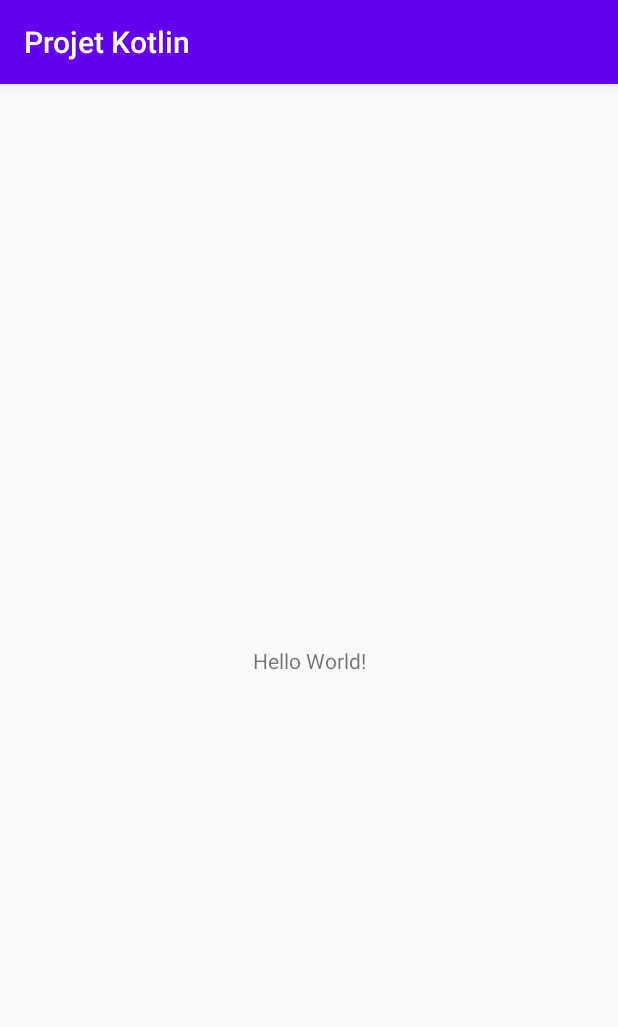
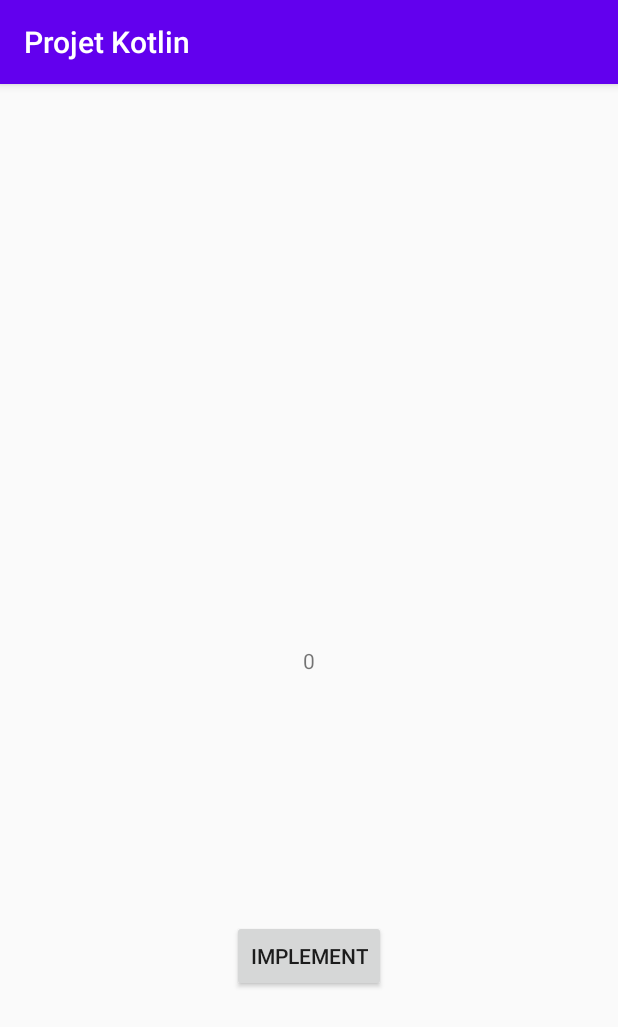
Before and after one commit to karinamsw/Projet_Kotlin, an Android app: the screen it shows after launch (MainActivity), on a phone screen of 412 x 824 dp. Shown: the top 1027 px of the screen. Run offline under Robolectric (Android 15) with nearby library versions, the phone set to English and light mode, and no system bars.

```diff
--- a/app/build.gradle
+++ b/app/build.gradle
@@ -25,6 +25,7 @@ android {
 }
 
 dependencies {
+    def koin_version = '2.2.1'
     implementation fileTree(dir: "libs", include: ["*.jar"])
     implementation "org.jetbrains.kotlin:kotlin-stdlib:$kotlin_version"
     implementation 'androidx.core:core-ktx:1.1.0'
@@ -34,4 +35,8 @@ dependencies {
     androidTestImplementation 'androidx.test.ext:junit:1.1.2'
     androidTestImplementation 'androidx.test.espresso:espresso-core:3.3.0'
 
+    implementation "org.koin:koin-core:$koin_version"
+    implementation "org.koin:koin-android-ext:$koin_version"
+    implementation "org.koin:koin-androidx-ext:$koin_version"
+
 }
--- a/app/src/main/AndroidManifest.xml
+++ b/app/src/main/AndroidManifest.xml
@@ -3,6 +3,7 @@
     package="com.example.projetkotlin">
 
     <application
+        android:name=".injection.NewApplication"
         android:allowBackup="true"
         android:icon="@mipmap/ic_launcher"
         android:label="@string/app_name"
--- a/app/src/main/java/com/example/projetkotlin/MainActivity.kt
+++ b/app/src/main/java/com/example/projetkotlin/MainActivity.kt
@@ -2,10 +2,22 @@ package com.example.projetkotlin
 
 import androidx.appcompat.app.AppCompatActivity
 import android.os.Bundle
+import androidx.lifecycle.Observer
+import kotlinx.android.synthetic.main.activity_main.*
+import org.koin.android.ext.android.inject
 
 class MainActivity : AppCompatActivity() {
+
+    val mainViewModel:MainViewModel by inject()
     override fun onCreate(savedInstanceState: Bundle?) {
         super.onCreate(savedInstanceState)
         setContentView(R.layout.activity_main)
+
+        main_button.setOnClickListener {
+            mainViewModel.onClickedIncrement()
+        }
+        mainViewModel.counter.observe(this, Observer {
+            main_text.text = it.toString()
+        })
     }
 }
--- /dev/null
+++ b/app/src/main/java/com/example/projetkotlin/MainViewModel.kt
@@ -0,0 +1,22 @@
+package com.example.projetkotlin
+
+import androidx.lifecycle.MutableLiveData
+import androidx.lifecycle.ViewModel
+
+class MainViewModel :ViewModel(){
+
+   // val text: MutableLiveData<String> = MutableLiveData()
+    val counter: MutableLiveData<Int> = MutableLiveData()
+
+    init {
+        //text.value = "Texte LiveData"
+        counter.value = 0
+    }
+
+    fun onClickedIncrement(){
+
+        counter.value = (counter.value ?: 0) +1
+
+    }
+
+}
--- /dev/null
+++ b/app/src/main/java/com/example/projetkotlin/injection/ApplicationModule.kt
@@ -0,0 +1,9 @@
+package com.example.projetkotlin.injection
+
+import com.example.projetkotlin.MainViewModel
+import org.koin.dsl.module
+
+val presentationModule = module {
+    factory { MainViewModel() }
+
+}
--- /dev/null
+++ b/app/src/main/java/com/example/projetkotlin/injection/NewApplication.kt
@@ -0,0 +1,19 @@
+package com.example.projetkotlin.injection
+
+import android.app.Application
+import org.koin.android.ext.koin.androidContext
+import org.koin.core.context.startKoin
+
+open class NewApplication : Application(){
+    override fun onCreate(){
+        super.onCreate()
+        // start Koin!
+        startKoin {
+            // Android context
+            androidContext(this@NewApplication)
+            // modules
+            modules(presentationModule)
+        }
+    }
+
+}
--- a/app/src/main/res/layout/activity_main.xml
+++ b/app/src/main/res/layout/activity_main.xml
@@ -7,6 +7,7 @@
     tools:context=".MainActivity">
 
     <TextView
+        android:id="@+id/main_text"
         android:layout_width="wrap_content"
         android:layout_height="wrap_content"
         android:text="Hello World!"
@@ -15,4 +16,14 @@
         app:layout_constraintRight_toRightOf="parent"
         app:layout_constraintTop_toTopOf="parent" />
 
+    <Button
+        android:id="@+id/main_button"
+        android:layout_width="wrap_content"
+        android:layout_height="wrap_content"
+        app:layout_constraintBottom_toBottomOf="parent"
+        app:layout_constraintLeft_toLeftOf="parent"
+        app:layout_constraintRight_toRightOf="parent"
+        app:layout_constraintTop_toBottomOf="@+id/main_text"
+        android:text="@string/implement"/>
+
 </androidx.constraintlayout.widget.ConstraintLayout>
--- a/app/src/main/res/values/strings.xml
+++ b/app/src/main/res/values/strings.xml
@@ -1,3 +1,4 @@
 <resources>
     <string name="app_name">Projet Kotlin</string>
+    <string name="implement">implement</string>
 </resources>
```
